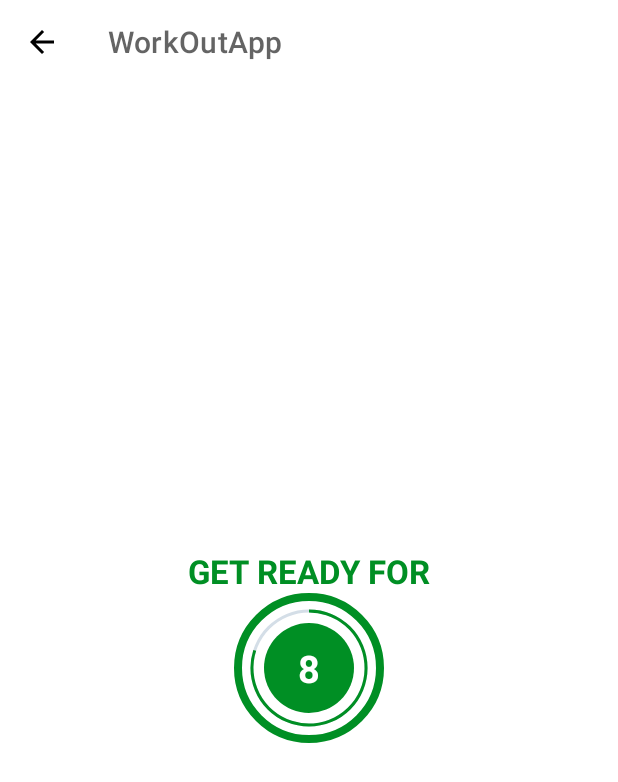
After one commit to nurali17android/WorkOutApp, an Android app: the ExerciseActivity screen opened directly, with no data from a screen before it, on a phone screen of 412 x 824 dp. The commit adds this screen. Shown: the top 782 px of the screen. Run offline under Robolectric (Android 15) with nearby library versions, the phone set to English and light mode, and no system bars.

Commit message:
147Adding the Model

```diff
--- a/app/src/main/AndroidManifest.xml
+++ b/app/src/main/AndroidManifest.xml
@@ -12,11 +12,13 @@
         android:theme="@style/Theme.WorkOutApp"
         tools:targetApi="31">
         <activity
+            android:name=".ExerciseActivity"
+            android:exported="false" />
+        <activity
             android:name=".MainActivity"
             android:exported="true">
             <intent-filter>
                 <action android:name="android.intent.action.MAIN" />
-
                 <category android:name="android.intent.category.LAUNCHER" />
             </intent-filter>
         </activity>
--- /dev/null
+++ b/app/src/main/java/com/example/workoutapp/ExerciseActivity.kt
@@ -0,0 +1,108 @@
+package com.example.workoutapp
+
+import androidx.appcompat.app.AppCompatActivity
+import android.os.Bundle
+import android.os.CountDownTimer
+import android.view.View
+import android.widget.Toast
+import com.example.workoutapp.databinding.ActivityExerciseBinding
+import com.example.workoutapp.model.Constants
+import com.example.workoutapp.model.ExerciseModel
+
+class ExerciseActivity : AppCompatActivity() {
+    private var binding : ActivityExerciseBinding? = null
+
+    private var restTimer: CountDownTimer? = null
+    private var resProgress = 0
+
+    private var exerciseTimer: CountDownTimer? = null
+    private var exerciseProgress = 0
+
+    private var exerciseList : ArrayList<ExerciseModel>? = null
+    private var currentExercisePosition = -1
+
+    override fun onCreate(savedInstanceState: Bundle?) {
+        super.onCreate(savedInstanceState)
+        binding = ActivityExerciseBinding.inflate(layoutInflater)
+        setSupportActionBar(binding?.toolBarExercise)
+        setContentView(binding?.root)
+
+        if(supportActionBar!=null){
+            supportActionBar?.setDisplayHomeAsUpEnabled(true)
+        } // activate back button
+
+        exerciseList = Constants.defaultExerciseList()
+        binding?.toolBarExercise?.setNavigationOnClickListener {
+            onBackPressed()
+        }
+
+
+        setUpRestView()
+    }
+
+    private fun setRestProgressBar(){
+        binding?.progressBar?.progress = resProgress
+        restTimer = object :CountDownTimer(10000,1000){
+            override fun onTick(millisUntilFinished: Long) {
+                resProgress++
+                binding?.progressBar?.progress = 10 - resProgress
+                binding?.tvTimer?.text = (10-resProgress).toString()
+            }
+
+            override fun onFinish() {
+                currentExercisePosition++
+            setUpExerciseView()
+            }
+        }.start()
+    }
+    private fun setUpRestView(){
+        if(restTimer!=null){
+            restTimer?.cancel()
+            resProgress = 0
+        }
+        setRestProgressBar()
+    }
+    private fun setExerciseProgressBar(){
+        binding?.progressBarView?.progress = exerciseProgress
+        exerciseTimer = object :CountDownTimer(30000,1000){
+            override fun onTick(millisUntilFinished: Long) {
+                exerciseProgress++
+                binding?.progressBarView?.progress = 30 - exerciseProgress
+                binding?.tvTimerView?.text = (30-exerciseProgress).toString()
+            }
+
+            override fun onFinish() {
+                Toast.makeText(this@ExerciseActivity,
+                    "30 seconds over let's go to the restView",
+                    Toast.LENGTH_SHORT).show()
+            }
+        }.start()
+    }
+    private fun setUpExerciseView(){
+        binding?.frameLayoutExerciseView?.visibility = View.INVISIBLE
+
+        binding?.tvTitle?.text = "Exercise Name"
+        binding?.frameLayoutExerciseView?.visibility = View.VISIBLE
+
+
+        if(exerciseTimer!=null){
+            exerciseTimer?.cancel()
+            exerciseProgress = 0
+        }
+        setExerciseProgressBar()
+    }
+
+    override fun onDestroy() {
+        super.onDestroy()
+        if(restTimer!=null){
+            restTimer?.cancel()
+            resProgress = 0
+        }
+
+        if(exerciseTimer!=null){
+            exerciseTimer?.cancel()
+            exerciseProgress = 0
+        }
+        binding = null
+    }
+}
--- a/app/src/main/java/com/example/workoutapp/MainActivity.kt
+++ b/app/src/main/java/com/example/workoutapp/MainActivity.kt
@@ -1,5 +1,6 @@
 package com.example.workoutapp
 
+import android.content.Intent
 import androidx.appcompat.app.AppCompatActivity
 import android.os.Bundle
 import android.widget.FrameLayout
@@ -15,10 +16,8 @@ class MainActivity : AppCompatActivity() {
 
         val startBtn : FrameLayout? = binding?.frameLayout
         startBtn?.setOnClickListener{
-            Toast.makeText(
-                this@MainActivity,
-                "Here",Toast.LENGTH_SHORT
-            ).show()
+            val intent = Intent(this,ExerciseActivity::class.java)
+            startActivity(intent)
         }
     }
 
--- /dev/null
+++ b/app/src/main/java/com/example/workoutapp/model/Constants.kt
@@ -0,0 +1,37 @@
+package com.example.workoutapp.model
+
+import com.example.workoutapp.R
+
+object Constants {
+
+    fun defaultExerciseList():ArrayList<ExerciseModel>{
+        val exerciseList = ArrayList<ExerciseModel>()
+        val jumpingJacks = ExerciseModel(
+            1,
+            "Jumping Jacks",
+            R.drawable.jumping_jacks,
+            false,
+            isSelected = false
+            )
+        exerciseList.add(jumpingJacks)
+
+        val wallSit = ExerciseModel(
+            2,
+            "Wall Sit",
+            R.drawable.wall_sit,
+            false,
+            isSelected = false
+        )
+        exerciseList.add(wallSit)
+
+        val pushUp = ExerciseModel(
+            3,
+            "Push Up",
+            R.drawable.push_up,
+            false,
+            isSelected = false
+        )
+        exerciseList.add(pushUp)
+        return exerciseList
+    }
+}
--- /dev/null
+++ b/app/src/main/java/com/example/workoutapp/model/ExerciseModel.kt
@@ -0,0 +1,40 @@
+package com.example.workoutapp.model
+
+data class ExerciseModel(
+    private var id:Int,
+    private var name: String,
+    private var image : Int,
+    private var isCompleted : Boolean,
+    private var isSelected : Boolean,
+){
+    fun getId() :Int{
+        return id
+    }
+    fun setId(id:Int) {
+        this.id = id
+    }
+    fun getName():String{
+        return name
+    }
+    fun setName(name: String){
+        this.name = name
+    }
+    fun getImage():Int{
+        return image
+    }
+    fun setImage(image: Int){
+        this.image = image
+    }
+    fun getIsCompleted():Boolean{
+        return isCompleted
+    }
+    fun setIsCompleted(isCompleted: Boolean){
+        this.isCompleted = isCompleted
+    }
+    fun getIsSelected(isSelected: Boolean){
+        this.isSelected = isSelected
+    }
+    fun setIsSelected(isSelected: Boolean){
+        this.isSelected = isSelected
+    }
+}
--- /dev/null
+++ b/app/src/main/res/drawable/circular_progress.xml
@@ -0,0 +1,13 @@
+<?xml version="1.0" encoding="utf-8"?>
+<layer-list xmlns:android="http://schemas.android.com/apk/res/android">
+
+    <item>
+        <shape
+            android:innerRadiusRatio="2.7"
+            android:shape="ring"
+            android:thicknessRatio="50.0"
+            android:useLevel="true">
+            <solid android:color="@color/colorAccent"/>
+        </shape>
+    </item>
+</layer-list>
--- /dev/null
+++ b/app/src/main/res/drawable/circular_progress_accent.xml
@@ -0,0 +1,7 @@
+<?xml version="1.0" encoding="utf-8"?>
+<shape xmlns:android="http://schemas.android.com/apk/res/android"
+    android:shape="oval">
+
+    <solid android:color="@color/colorAccent"/>
+
+</shape>
--- /dev/null
+++ b/app/src/main/res/drawable/circular_progress_gray.xml
@@ -0,0 +1,13 @@
+<?xml version="1.0" encoding="utf-8"?>
+<layer-list xmlns:android="http://schemas.android.com/apk/res/android">
+
+    <item>
+        <shape
+            android:innerRadiusRatio="2.7"
+            android:shape="ring"
+            android:thicknessRatio="50.0"
+            android:useLevel="false">
+            <solid android:color="#D4DEE7"/>
+        </shape>
+    </item>
+</layer-list>
--- /dev/null
+++ b/app/src/main/res/layout/activity_exercise.xml
@@ -0,0 +1,116 @@
+<?xml version="1.0" encoding="utf-8"?>
+<androidx.constraintlayout.widget.ConstraintLayout xmlns:android="http://schemas.android.com/apk/res/android"
+    xmlns:app="http://schemas.android.com/apk/res-auto"
+    xmlns:tools="http://schemas.android.com/tools"
+    android:layout_width="match_parent"
+    android:layout_height="match_parent"
+    tools:context=".ExerciseActivity">
+
+    <androidx.appcompat.widget.Toolbar
+        android:id="@+id/toolBarExercise"
+        android:layout_width="match_parent"
+        android:theme="@style/ToolBarTheme"
+        app:layout_constraintTop_toTopOf="parent"
+        android:layout_height="?android:attr/actionBarSize"
+        android:background="@color/white"
+        app:titleTextColor="@color/colorPrimary" />
+
+    <TextView
+        android:id="@+id/tvTitle"
+        app:layout_constraintStart_toStartOf="parent"
+        app:layout_constraintEnd_toEndOf="parent"
+        android:layout_width="wrap_content"
+        android:layout_height="wrap_content"
+        android:text="GET READY FOR"
+        app:layout_constraintBottom_toTopOf="@id/frameLayoutExercise"
+        android:textSize="@dimen/default_btn_text_size"
+        android:textColor="@color/colorAccent"
+        android:textStyle="bold"
+        />
+
+    <FrameLayout
+        android:id="@+id/frameLayoutExercise"
+        android:layout_width="100dp"
+        android:layout_height="100dp"
+        android:layout_marginTop="10dp"
+        android:background="@drawable/item_border_btn"
+        app:layout_constraintBottom_toBottomOf="parent"
+        app:layout_constraintEnd_toEndOf="parent"
+        app:layout_constraintStart_toStartOf="parent"
+        app:layout_constraintTop_toBottomOf="@id/toolBarExercise">
+
+        <ProgressBar
+            android:id="@+id/progressBar"
+            android:layout_width="100dp"
+            android:layout_height="100dp"
+            style="?android:attr/progressBarStyleHorizontal"
+            android:layout_gravity="center"
+            android:background="@drawable/circular_progress_gray"
+            android:progressDrawable="@drawable/circular_progress"
+            android:max="10"
+            android:indeterminate="false"
+            android:progress="100"
+            android:rotation="-90"
+            />
+        <LinearLayout
+            android:layout_width="60dp"
+            android:layout_height="60dp"
+            android:layout_gravity="center"
+            android:background="@drawable/circular_progress_accent"
+            android:gravity="center">
+
+            <TextView
+                android:id="@+id/tvTimer"
+                android:layout_width="wrap_content"
+                android:layout_height="wrap_content"
+                android:textColor="#FFFFFF"
+                android:textSize="25sp"
+                android:textStyle="bold"
+                tools:text ="10"/>
+        </LinearLayout>
+    </FrameLayout>
+    <FrameLayout
+        android:id="@+id/frameLayoutExerciseView"
+        android:layout_width="100dp"
+        android:layout_height="100dp"
+        tools:visibility="visible"
+        android:visibility="gone"
+        android:layout_marginTop="10dp"
+        android:background="@drawable/item_border_btn"
+        app:layout_constraintBottom_toBottomOf="parent"
+        app:layout_constraintEnd_toEndOf="parent"
+        app:layout_constraintStart_toStartOf="parent"
+        app:layout_constraintTop_toBottomOf="@id/toolBarExercise">
+
+        <ProgressBar
+            android:id="@+id/progressBarView"
+            android:layout_width="100dp"
+            android:layout_height="100dp"
+            style="?android:attr/progressBarStyleHorizontal"
+            android:layout_gravity="center"
+            android:background="@drawable/circular_progress_gray"
+            android:progressDrawable="@drawable/circular_progress"
+            android:max="30"
+            android:indeterminate="false"
+            android:progress="300"
+            android:rotation="-90"
+            />
+        <LinearLayout
+            android:layout_width="60dp"
+            android:layout_height="60dp"
+            android:layout_gravity="center"
+            android:background="@drawable/circular_progress_accent"
+            android:gravity="center">
+
+            <TextView
+                android:id="@+id/tvTimerView"
+                android:layout_width="wrap_content"
+                android:layout_height="wrap_content"
+                android:textColor="#FFFFFF"
+                android:textSize="25sp"
+                android:textStyle="bold"
+                tools:text ="30"/>
+        </LinearLayout>
+    </FrameLayout>
+
+</androidx.constraintlayout.widget.ConstraintLayout>
--- a/app/src/main/res/values/colors.xml
+++ b/app/src/main/res/values/colors.xml
@@ -11,4 +11,6 @@
     <color name="colorPrimary">#B2212121</color>
     <color name="colorPrimaryDark">#B2212121</color>
     <color name="colorAccent">#008F24</color>
+
+    <color name="toolBarColorControl">#000000</color>
 </resources>
--- a/app/src/main/res/values/themes.xml
+++ b/app/src/main/res/values/themes.xml
@@ -13,4 +13,8 @@
         <item name="android:statusBarColor">?attr/colorPrimaryVariant</item>
         <!-- Customize your theme here. -->
     </style>
+
+    <style name="ToolBarTheme" parent="@style/ThemeOverlay.MaterialComponents.ActionBar">
+        <item name="colorControlNormal">@color/toolBarColorControl</item>
+    </style>
 </resources>
```
Also changed, not shown: app/src/main/res/drawable/jumping_jacks.jpeg (added), app/src/main/res/drawable/push_up.jpg (added), app/src/main/res/drawable/wall_sit.jpg (added).
